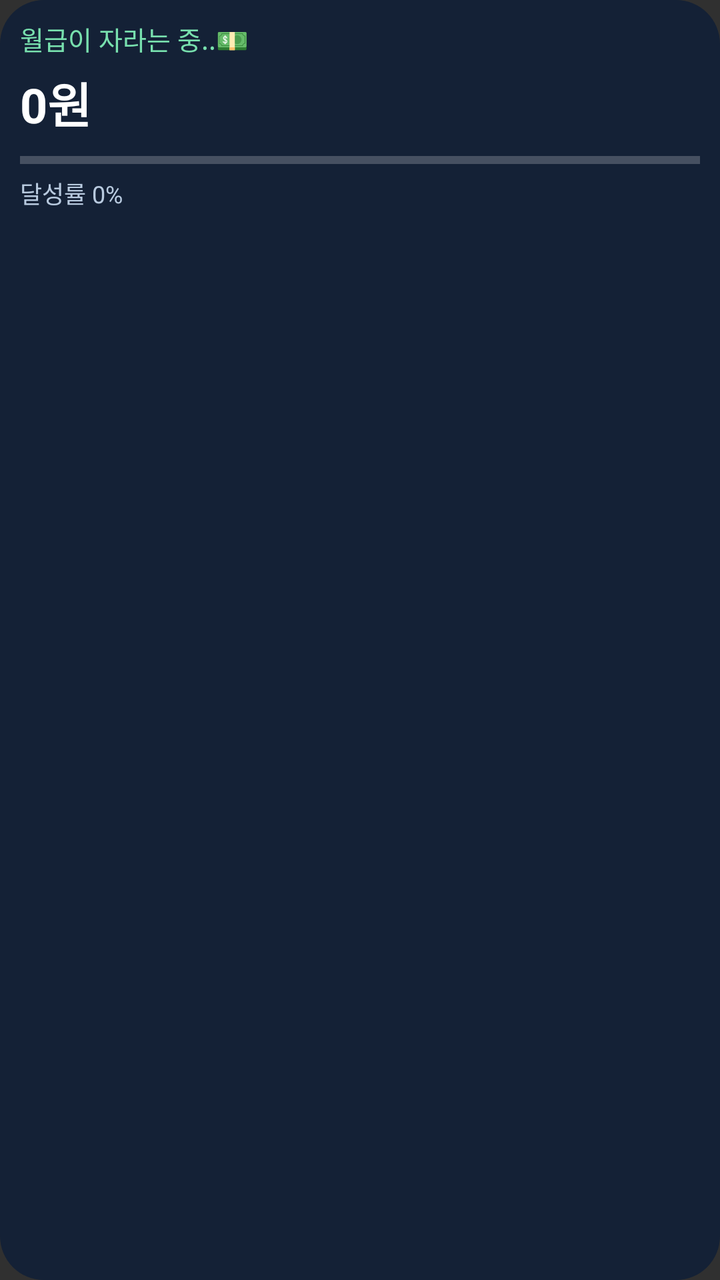
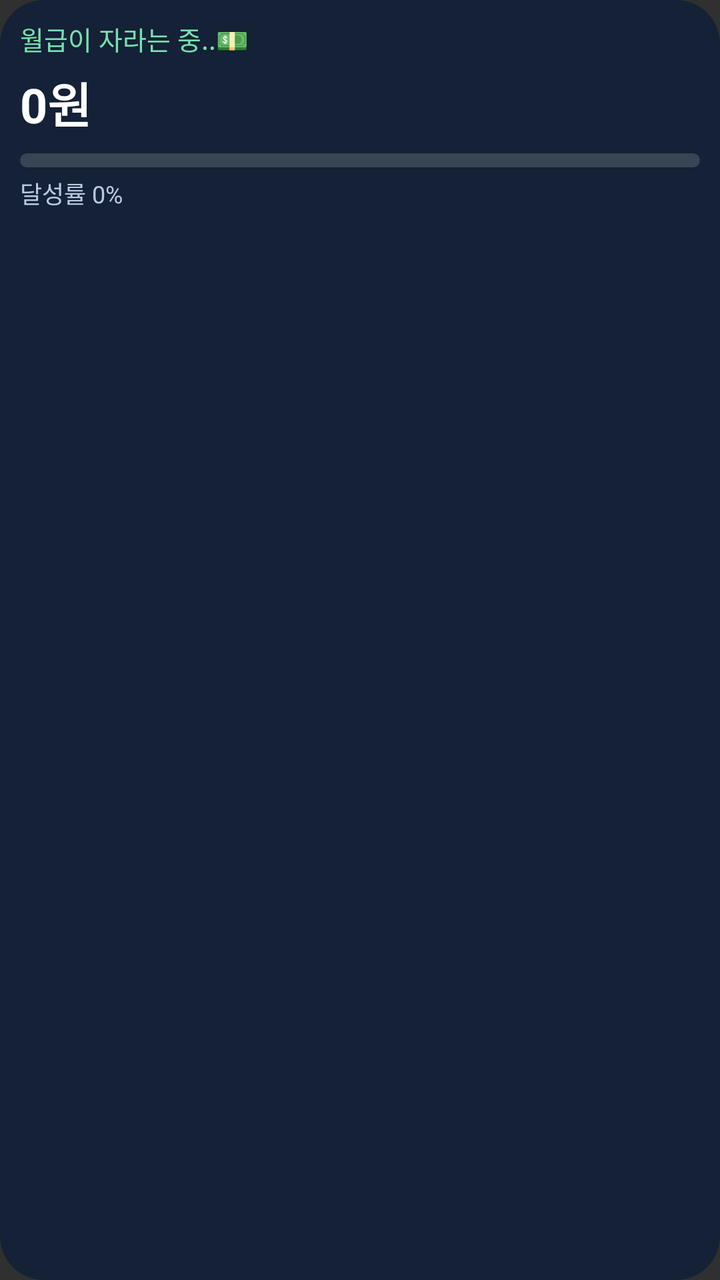

Two renders of the same Android screen: before a commit and after it. Below are the layout's source before the change and the commit's diff.
<!-- AndroidManifest.xml: application theme android:Theme.Material.NoActionBar -->
<!-- res/layout/salary_widget.xml -->
<LinearLayout android:id="@+id/widget_root" xmlns:android="http://schemas.android.com/apk/res/android" android:layout_width="match_parent" android:layout_height="match_parent" android:orientation="vertical" android:gravity="top" android:padding="10dp" android:background="@drawable/widget_bg"><TextView android:id="@+id/title" android:layout_width="match_parent" android:layout_height="wrap_content" android:text="월급이 자라는 중..💵" android:textColor="#78E0AE" android:textSize="13sp" android:singleLine="true"/><TextView android:id="@+id/amount" android:layout_width="match_parent" android:layout_height="wrap_content" android:layout_marginTop="5dp" android:text="0원" android:textColor="#FFFFFF" android:textSize="24sp" android:textStyle="bold" android:singleLine="true" android:autoSizeTextType="uniform" android:autoSizeMinTextSize="15sp" android:autoSizeMaxTextSize="24sp"/><ProgressBar android:id="@+id/progress" style="?android:attr/progressBarStyleHorizontal" android:layout_width="match_parent" android:layout_height="7dp" android:layout_marginTop="8dp" android:max="10000" android:progressTint="#78E0AE"/><TextView android:id="@+id/progress_text" android:layout_width="match_parent" android:layout_height="wrap_content" android:layout_marginTop="4dp" android:text="달성률 0%" android:textColor="#B8CADF" android:textSize="12sp"/></LinearLayout>
<!-- resources referenced by this layout -->
<resources>
  <!-- drawable widget_bg (drawable) -->
  <shape xmlns:android="http://schemas.android.com/apk/res/android" android:shape="rectangle">
      <solid android:color="#142136"/>
      <corners android:radius="22dp"/>
  </shape>
</resources>

<!-- the commit's change to res/layout/salary_widget.xml (unified diff, before → after) -->
@@ -1 +1 @@
-<LinearLayout android:id="@+id/widget_root" xmlns:android="http://schemas.android.com/apk/res/android" android:layout_width="match_parent" android:layout_height="match_parent" android:orientation="vertical" android:gravity="top" android:padding="10dp" android:background="@drawable/widget_bg"><TextView android:id="@+id/title" android:layout_width="match_parent" android:layout_height="wrap_content" android:text="월급이 자라는 중..💵" android:textColor="#78E0AE" android:textSize="13sp" android:singleLine="true"/><TextView android:id="@+id/amount" android:layout_width="match_parent" android:layout_height="wrap_content" android:layout_marginTop="5dp" android:text="0원" android:textColor="#FFFFFF" android:textSize="24sp" android:textStyle="bold" android:singleLine="true" android:autoSizeTextType="uniform" android:autoSizeMinTextSize="15sp" android:autoSizeMaxTextSize="24sp"/><ProgressBar android:id="@+id/progress" style="?android:attr/progressBarStyleHorizontal" android:layout_width="match_parent" android:layout_height="7dp" android:layout_marginTop="8dp" android:max="10000" android:progressTint="#78E0AE"/><TextView android:id="@+id/progress_text" android:layout_width="match_parent" android:layout_height="wrap_content" android:layout_marginTop="4dp" android:text="달성률 0%" android:textColor="#B8CADF" android:textSize="12sp"/></LinearLayout>
+<LinearLayout android:id="@+id/widget_root" xmlns:android="http://schemas.android.com/apk/res/android" android:layout_width="match_parent" android:layout_height="match_parent" android:orientation="vertical" android:gravity="top" android:padding="10dp" android:background="@drawable/widget_bg"><TextView android:id="@+id/title" android:layout_width="match_parent" android:layout_height="wrap_content" android:text="월급이 자라는 중..💵" android:textColor="#78E0AE" android:textSize="13sp" android:singleLine="true"/><FrameLayout android:layout_width="match_parent" android:layout_height="wrap_content"><TextView android:id="@+id/amount" android:layout_width="match_parent" android:layout_height="wrap_content" android:layout_marginTop="5dp" android:text="0원" android:textColor="#FFFFFF" android:textSize="24sp" android:textStyle="bold" android:singleLine="true" android:autoSizeTextType="uniform" android:autoSizeMinTextSize="15sp" android:autoSizeMaxTextSize="24sp"/><ImageView android:id="@+id/rainbow_amount" android:layout_width="match_parent" android:layout_height="match_parent" android:visibility="gone" android:scaleType="fitStart" android:adjustViewBounds="false"/></FrameLayout><ProgressBar android:id="@+id/progress" style="?android:attr/progressBarStyleHorizontal" android:layout_width="match_parent" android:layout_height="7dp" android:layout_marginTop="8dp" android:max="10000" android:progressDrawable="@drawable/widget_progress_green"/><ProgressBar android:id="@+id/progress_lastfive" style="?android:attr/progressBarStyleHorizontal" android:layout_width="match_parent" android:layout_height="7dp" android:layout_marginTop="8dp" android:max="10000" android:progressDrawable="@drawable/widget_progress_lastfive" android:visibility="gone"/><TextView android:id="@+id/progress_text" android:layout_width="match_parent" android:layout_height="wrap_content" android:layout_marginTop="4dp" android:text="달성률 0%" android:textColor="#B8CADF" android:textSize="12sp"/></LinearLayout>
<!-- resource entries referenced after the edit -->
@@ -5,5 +5,9 @@
       <solid android:color="#142136"/>
       <corners android:radius="22dp"/>
   </shape>
+  <!-- drawable widget_progress_green (drawable) -->
+  <layer-list xmlns:android="http://schemas.android.com/apk/res/android"><item android:id="@android:id/background"><shape android:shape="rectangle"><corners android:radius="6dp"/><solid android:color="#394454"/></shape></item><item android:id="@android:id/progress"><clip><shape android:shape="rectangle"><corners android:radius="6dp"/><gradient android:angle="0" android:startColor="#075C32" android:endColor="#B8F5B0"/></shape></clip></item></layer-list>
+  <!-- drawable widget_progress_lastfive (drawable) -->
+  <layer-list xmlns:android="http://schemas.android.com/apk/res/android"><item android:id="@android:id/background"><shape android:shape="rectangle"><corners android:radius="6dp"/><solid android:color="#394454"/></shape></item><item android:id="@android:id/progress"><clip><shape android:shape="rectangle"><corners android:radius="6dp"/><gradient android:angle="0" android:startColor="#E44755" android:centerColor="#075C32" android:endColor="#B8F5B0"/></shape></clip></item></layer-list>
 </resources>
 
